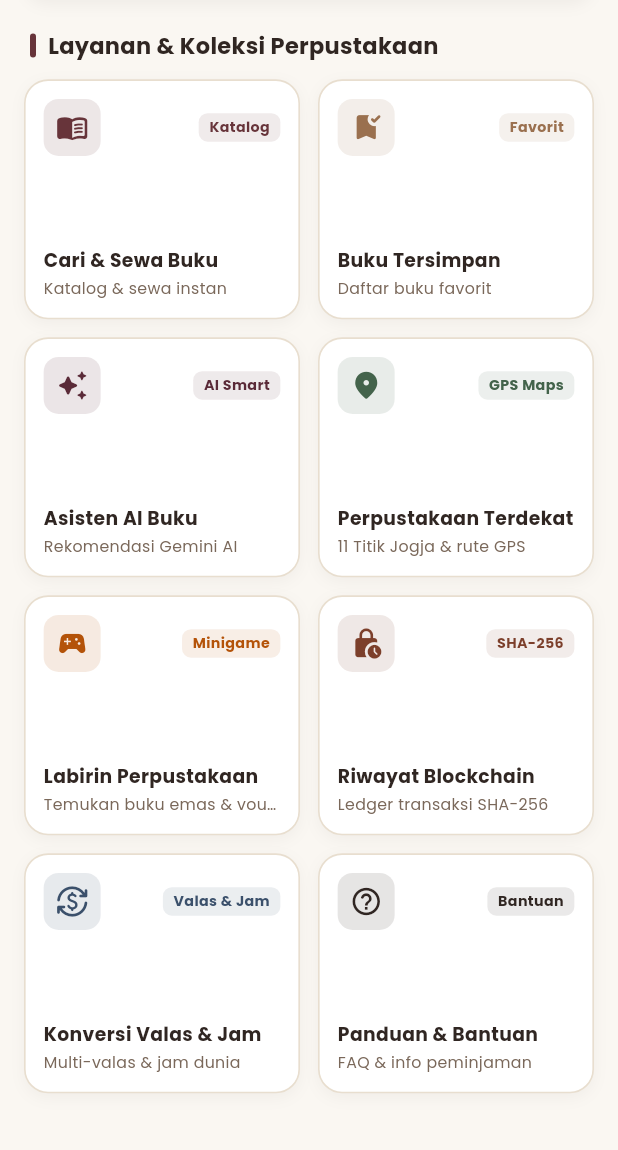
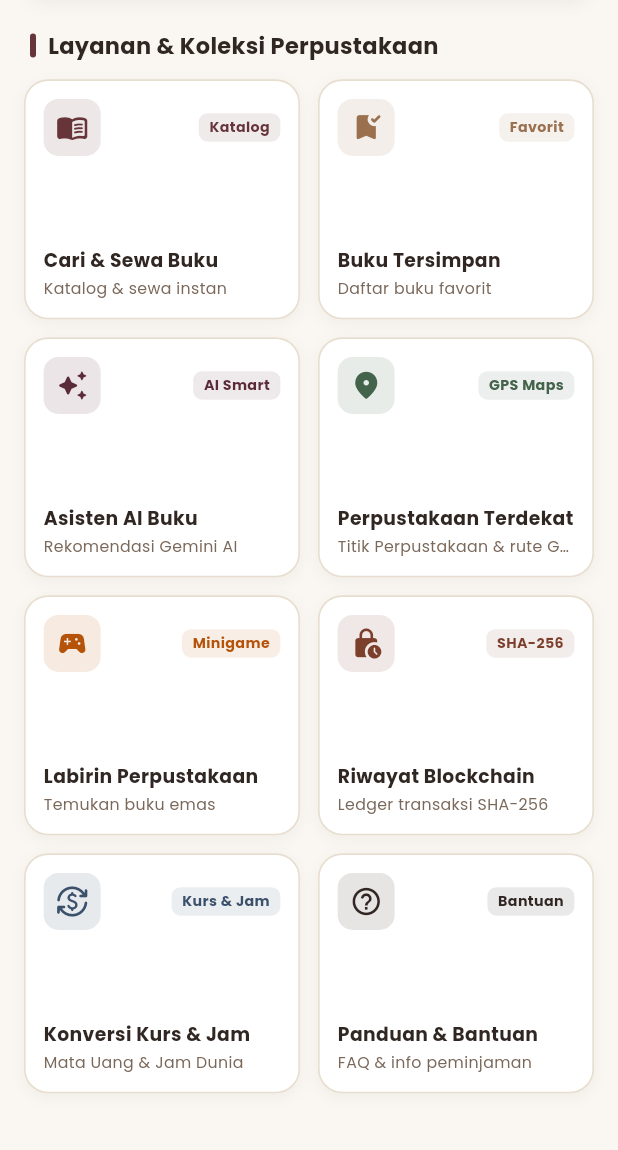
Before and after one commit to karinarinv/TA-Mobile-Teori, a Flutter app: the MenuPage screen opened directly, scrolled down 279 dp, on a phone screen of 412 x 824 dp, the part 86-1236 px from its top. Run offline on Flutter 3.47's test engine with Material 3 defaults, Android fonts, the phone set to English and light mode, and no system bars; our stand-ins replace flutter_local_notifications, flutter_map, geolocator, google_fonts, image_picker, latlong2 and 5 more; accounts and stored records are empty; network calls fail.

Commit message:
delete comments

```diff
--- a/lib/constants/app_colors.dart
+++ b/lib/constants/app_colors.dart
@@ -1,20 +1,20 @@
 import 'package:flutter/material.dart';
 
-/// Palet Warna Resmi RentBook ("Old Library")
+/// Palet Warna
 class AppColors {
-  // Palet Dasar dari Gambar Referensi Pengguna
-  static const Color walnut = Color(0xFF302622);    // #302622: Cokelat walnut dalam, solid, elegan
-  static const Color oxblood = Color(0xFF67343A);   // #67343A: Merah marun/burgundy anggur mewah (WARNA PRIMER!)
-  static const Color tobacco = Color(0xFF9A704F);   // #9A704F: Cokelat tembakau hangat / aksen kulit
-  static const Color agedPaper = Color(0xFFD4BE9D); // #D4BE9D: Kertas buku kuno
-  static const Color parchment = Color(0xFFEDE2CF); // #EDE2CF: Krim gading bersih cerah
+  // Palet Dasar
+  static const Color walnut = Color(0xFF302622);    // #302622: Cokelat walnut
+  static const Color oxblood = Color(0xFF67343A);   // #67343A: Merah marun/burgundy (WARNA PRIMER!)
+  static const Color tobacco = Color(0xFF9A704F);   // #9A704F: Cokelat muda
+  static const Color agedPaper = Color(0xFFD4BE9D); // #D4BE9D: Krem tua
+  static const Color parchment = Color(0xFFEDE2CF); // #EDE2CF: Krim cerah
 
-  // Turunan UI agar bersih, kontras, dan tidak membuat sakit mata
-  static const Color background = Color(0xFFFAF7F2); // Latar belakang sangat lembut dan bersih
-  static const Color surface = Colors.white;         // Kartu putih bersih
-  static const Color oxbloodLight = Color(0xFFF7EDED);// Tint merah marun sangat muda untuk badge/chip
-  static const Color tobaccoLight = Color(0xFFF7F2EB);// Tint tembakau muda
-  static const Color border = Color(0xFFEADBCE);      // Garis batas kartu & input
-  static const Color textPrimary = Color(0xFF261D1A); // Teks gelap pekat mudah dibaca
-  static const Color textSecondary = Color(0xFF6B564A);// Teks sekunder
+  // Turunan UI
+  static const Color background = Color(0xFFFAF7F2);
+  static const Color surface = Colors.white;
+  static const Color oxbloodLight = Color(0xFFF7EDED);
+  static const Color tobaccoLight = Color(0xFFF7F2EB);
+  static const Color border = Color(0xFFEADBCE);
+  static const Color textPrimary = Color(0xFF261D1A);
+  static const Color textSecondary = Color(0xFF6B564A);
 }
--- a/lib/screens/ai_page.dart
+++ b/lib/screens/ai_page.dart
@@ -191,7 +191,7 @@ class _AiPageState extends State<AiPage> {
                           ),
                           const SizedBox(height: 6),
                           Text(
-                            'Bingung mau baca buku apa? Pilih saran cepat di bawah atau ketik langsung permintaan Anda:',
+                            'Bingung mau baca buku apa? Pilih saran cepat di bawah atau ketik langsung permintaan Anda',
                             style: TextStyle(fontSize: 13, color: Colors.grey[600]),
                             textAlign: TextAlign.center,
                           ),
--- a/lib/screens/book_detail_page.dart
+++ b/lib/screens/book_detail_page.dart
@@ -72,7 +72,7 @@ class _BookDetailPageState extends State<BookDetailPage> {
 
   @override
   Widget build(BuildContext context) {
-    // Penanganan null-safety yang sangat aman untuk semua nilai
+    // Penanganan null-safety
     final book = widget.book;
     final title = book['title']?.toString() ?? 'Tanpa Judul';
     final authors = book['authors']?.toString() ?? 'Penulis tidak diketahui';
--- a/lib/screens/books_page.dart
+++ b/lib/screens/books_page.dart
@@ -68,7 +68,7 @@ class _BooksPageState extends State<BooksPage> {
     return s.replaceAllMapped(RegExp(r'\B(?=(\d{3})+(?!\d))'), (match) => '.');
   }
 
-  // Membersihkan tag HTML bawaan Google Books (<p>, <b>, <i>, dll)
+  // Membersihkan tag HTML bawaan Google Books
   String _cleanHtml(String htmlString) {
     RegExp exp = RegExp(r"<[^>]*>", multiLine: true, caseSensitive: true);
     return htmlString.replaceAll(exp, '').trim();
@@ -253,7 +253,7 @@ class _BooksPageState extends State<BooksPage> {
             Text('Katalog Buku RentBook', style: TextStyle(fontSize: 18)),
             Text(
               'Goyang HP untuk rekomendasi acak',
-              style: TextStyle(fontSize: 12, fontWeight: FontWeight.normal),
+              style: TextStyle(fontSize: 11, fontWeight: FontWeight.normal),
             ),
           ],
         ),
--- a/lib/screens/map_page.dart
+++ b/lib/screens/map_page.dart
@@ -523,7 +523,7 @@ class _MapPageState extends State<MapPage> {
 
     return Scaffold(
       appBar: AppBar(
-        title: Text('Perpustakaan Jogja (${sortedLibs.length})'),
+        title: Text('Perpustakaan Terdekat'),
         actions: [
           IconButton(
             icon: const Icon(Icons.refresh),
@@ -758,7 +758,7 @@ class _MapPageState extends State<MapPage> {
             ),
           ),
 
-          // Slider Kartu Perpustakaan di Bawah
+          // Slider card Perpustakaan
           Positioned(
             left: 0,
             right: 0,
--- a/lib/screens/menu_page.dart
+++ b/lib/screens/menu_page.dart
@@ -20,14 +20,14 @@ class MenuPage extends StatefulWidget {
 class _MenuPageState extends State<MenuPage> {
   String _user = 'Pembaca';
 
-  // Palet Warna Old Library
+  // Palet Warna
   static const Color _cWalnut = Color(0xFF302622);
   static const Color _cOxblood = Color(0xFF67343A);
   static const Color _cTobacco = Color(0xFF9A704F);
   static const Color _cAgedPaper = Color(0xFFD4BE9D);
   static const Color _cParchment = Color(0xFFEDE2CF);
-  static const Color _cBgWarm = Color(0xFFFAF7F2); // Bersih, cerah, ramah di mata
-  static const Color _cCardBg = Colors.white; // Kartu putih bersih berkontras tajam
+  static const Color _cBgWarm = Color(0xFFFAF7F2);
+  static const Color _cCardBg = Colors.white;
 
   @override
   void initState() {
@@ -80,19 +80,19 @@ class _MenuPageState extends State<MenuPage> {
             mainAxisSize: MainAxisSize.min,
             children: [
               Text(
-                '📖 Cara Sewa Buku:',
+                'Cara Sewa Buku:',
                 style: GoogleFonts.poppins(fontWeight: FontWeight.bold, color: _cOxblood, fontSize: 13),
               ),
               const SizedBox(height: 4),
               Text(
-                '1. Buka menu "Cari & Sewa Buku" atau goyangkan HP untuk rekomendasi acak.\n'
+                '1. Buka menu "Cari & Sewa Buku" lalu ketik buku yang ingin dicari atau goyangkan HP untuk rekomendasi acak.\n'
                 '2. Pilih buku yang diinginkan lalu ketuk "Sewa Sekarang".\n'
                 '3. Tentukan durasi pinjam dan metode pembayaran.',
                 style: GoogleFonts.poppins(fontSize: 12, color: _cWalnut.withValues(alpha: 0.85), height: 1.4),
               ),
               const SizedBox(height: 12),
               Text(
-                '🔒 Transparansi Blockchain:',
+                'Transparansi Blockchain:',
                 style: GoogleFonts.poppins(fontWeight: FontWeight.bold, color: _cOxblood, fontSize: 13),
               ),
               const SizedBox(height: 4),
@@ -102,7 +102,7 @@ class _MenuPageState extends State<MenuPage> {
               ),
               const SizedBox(height: 12),
               Text(
-                '🎁 Voucher Diskon:',
+                'Voucher Diskon:',
                 style: GoogleFonts.poppins(fontWeight: FontWeight.bold, color: _cOxblood, fontSize: 13),
               ),
               const SizedBox(height: 4),
@@ -122,7 +122,7 @@ class _MenuPageState extends State<MenuPage> {
             ),
             onPressed: () => Navigator.pop(ctx),
             child: Text(
-              'Mengerti',
+              'Tutup',
               style: GoogleFonts.poppins(fontWeight: FontWeight.w600, fontSize: 13),
             ),
           ),
@@ -151,14 +151,14 @@ class _MenuPageState extends State<MenuPage> {
 
     final todayStr = _formatToday();
 
-    // 8 Menu Terstruktur dengan Palet Warna Perpustakaan Klasik (Harmonis & Nyaman di Mata)
+    // 8 Menu
     final items = [
       _MenuItem(
         title: 'Cari & Sewa Buku',
         subtitle: 'Katalog & sewa instan',
         badge: 'Katalog',
         icon: Icons.menu_book_rounded,
-        color: const Color(0xFF67343A), // Oxblood
+        color: const Color(0xFF67343A),
         onTap: () => go(const BooksPage()),
       ),
       _MenuItem(
@@ -166,7 +166,7 @@ class _MenuPageState extends State<MenuPage> {
         subtitle: 'Daftar buku favorit',
         badge: 'Favorit',
         icon: Icons.bookmark_added_rounded,
-        color: const Color(0xFF9A704F), // Tobacco
+        color: const Color(0xFF9A704F),
         onTap: () => go(const SavedBooksPage()),
       ),
       _MenuItem(
@@ -174,23 +174,23 @@ class _MenuPageState extends State<MenuPage> {
         subtitle: 'Rekomendasi Gemini AI',
         badge: 'AI Smart',
         icon: Icons.auto_awesome_rounded,
-        color: const Color(0xFF5A2A38), // Deep Wine
+        color: const Color(0xFF5A2A38),
         onTap: () => go(const AiPage()),
       ),
       _MenuItem(
         title: 'Perpustakaan Terdekat',
-        subtitle: '11 Titik Jogja & rute GPS',
+        subtitle: 'Titik Perpustakaan & rute GPS',
         badge: 'GPS Maps',
         icon: Icons.location_on_rounded,
-        color: const Color(0xFF43634B), // Vintage Forest / Banker's Lamp
+        color: const Color(0xFF43634B),
         onTap: () => go(const MapPage()),
       ),
       _MenuItem(
         title: 'Labirin Perpustakaan',
-        subtitle: 'Temukan buku emas & voucher',
+        subtitle: 'Temukan buku emas',
         badge: 'Minigame',
         icon: Icons.sports_esports_rounded,
-        color: const Color(0xFFB45309), // Amber Emas Kuno
+        color: const Color(0xFFB45309),
         onTap: () => go(const GamePage()),
       ),
       _MenuItem(
@@ -198,15 +198,15 @@ class _MenuPageState extends State<MenuPage> {
         subtitle: 'Ledger transaksi SHA-256',
         badge: 'SHA-256',
         icon: Icons.lock_clock_rounded,
-        color: const Color(0xFF7C3F2B), // Cedar / Terracotta
+        color: const Color(0xFF7C3F2B),
         onTap: () => go(const BlockchainPage()),
       ),
       _MenuItem(
-        title: 'Konversi Valas & Jam',
-        subtitle: 'Multi-valas & jam dunia',
-        badge: 'Valas & Jam',
+        title: 'Konversi Kurs & Jam',
+        subtitle: 'Mata Uang & Jam Dunia',
+        badge: 'Kurs & Jam',
         icon: Icons.currency_exchange_rounded,
-        color: const Color(0xFF3B506B), // Deep Library Slate
+        color: const Color(0xFF3B506B),
         onTap: () => go(const ConverterPage()),
       ),
       _MenuItem(
@@ -214,7 +214,7 @@ class _MenuPageState extends State<MenuPage> {
         subtitle: 'FAQ & info peminjaman',
         badge: 'Bantuan',
         icon: Icons.help_outline_rounded,
-        color: const Color(0xFF302622), // Walnut Wood
+        color: const Color(0xFF302622),
         onTap: _showHelpDialog,
       ),
     ];
@@ -263,7 +263,6 @@ class _MenuPageState extends State<MenuPage> {
       body: ListView(
         padding: const EdgeInsets.symmetric(horizontal: 16, vertical: 14),
         children: [
-          // Banner Ucapan Hangat & Homey (Khas Perpustakaan Klasik)
           Container(
             padding: const EdgeInsets.all(20),
             decoration: BoxDecoration(
@@ -361,7 +360,6 @@ class _MenuPageState extends State<MenuPage> {
           ),
           const SizedBox(height: 16),
 
-          // Banner Asisten AI Buku (Parchment Tone, Hangat & Tidak Menyilaukan)
           Material(
             color: Colors.transparent,
             child: InkWell(
@@ -434,7 +432,6 @@ class _MenuPageState extends State<MenuPage> {
           ),
           const SizedBox(height: 20),
 
-          // Judul Seksi Menu
           Padding(
             padding: const EdgeInsets.only(left: 4, bottom: 12),
             child: Row(
@@ -461,7 +458,6 @@ class _MenuPageState extends State<MenuPage> {
             ),
           ),
 
-          // 8-Card Grid Layout (Simetris 2 kolom, Homey & Nyaman di Mata)
           GridView.builder(
             shrinkWrap: true,
             physics: const NeverScrollableScrollPhysics(),
--- a/lib/screens/profile_page.dart
+++ b/lib/screens/profile_page.dart
@@ -164,7 +164,6 @@ class _ProfilePageState extends State<ProfilePage> {
                 padding: const EdgeInsets.symmetric(horizontal: 20, vertical: 20),
                 child: Column(
                   children: [
-                    // Avatar dengan Camera Badge
                     Center(
                       child: Stack(
                         children: [
@@ -350,7 +349,7 @@ class _ProfilePageState extends State<ProfilePage> {
                     ),
                     const SizedBox(height: 20),
 
-                    // Tombol Logout Khusus
+                    // Tombol Logout
                     SizedBox(
                       width: double.infinity,
                       child: OutlinedButton.icon(
@@ -362,7 +361,7 @@ class _ProfilePageState extends State<ProfilePage> {
                         ),
                         onPressed: _logout,
                         icon: const Icon(Icons.logout, size: 18),
-                        label: const Text('Keluar dari Akun', style: TextStyle(fontWeight: FontWeight.bold)),
+                        label: const Text('Logout', style: TextStyle(fontWeight: FontWeight.bold)),
                       ),
                     ),
                     const SizedBox(height: 18),
--- a/lib/services/blockchain_service.dart
+++ b/lib/services/blockchain_service.dart
@@ -3,7 +3,6 @@ import 'package:crypto/crypto.dart';
 import 'db_helper.dart';
 import 'cloud_service.dart';
 
-/// Blockchain sederhana: tiap transaksi menyimpan hash blok sebelumnya.
 class BlockchainService {
   static String _calc(Object? data, Object? prev, Object? ts) =>
       sha256.convert(utf8.encode('$data|$prev|$ts')).toString();
@@ -18,11 +17,9 @@ class BlockchainService {
     await CloudService.insert('ledger', row); // sinkron ke online
   }
 
-  /// Semua blok, terbaru di atas.
   static Future<List<Map<String, Object?>>> all() async =>
       (await DbHelper.db).query('ledger', orderBy: 'id DESC');
 
-  /// Cek rantai (urutan lama ke baru).
   static bool verifyRows(List<Map<String, Object?>> rows) {
     var prev = '0';
     for (final r in rows) {
--- a/lib/widgets/rental_bottom_sheet.dart
+++ b/lib/widgets/rental_bottom_sheet.dart
@@ -34,7 +34,6 @@ class _RentalBottomSheetState extends State<RentalBottomSheet> {
   bool _isVoucherValid = false;
 
   final List<String> _paymentOptions = [
-    'Saldo RentBook',
     'QRIS (GoPay/OVO/Dana)',
     'Transfer Virtual Account',
     'Bayar Tunai',
@@ -322,7 +321,6 @@ class _RentalBottomSheetState extends State<RentalBottomSheet> {
                   value: _paymentMethod,
                   items: _paymentOptions.map((opt) {
                     IconData icon = Icons.payment;
-                    if (opt.contains('Saldo')) icon = Icons.account_balance_wallet;
                     if (opt.contains('QRIS')) icon = Icons.qr_code_2;
                     if (opt.contains('Transfer')) icon = Icons.account_balance;
                     if (opt.contains('Tunai')) icon = Icons.storefront;
@@ -346,7 +344,7 @@ class _RentalBottomSheetState extends State<RentalBottomSheet> {
             ),
             const SizedBox(height: 16),
 
-            // Voucher Diskon (Hadiah Labirin Buku)
+            // Voucher Diskon
             Row(
               children: [
                 Icon(Icons.card_giftcard_rounded, size: 18, color: Colors.amber.shade800),
@@ -402,7 +400,7 @@ class _RentalBottomSheetState extends State<RentalBottomSheet> {
                       textCapitalization: TextCapitalization.characters,
                       style: const TextStyle(fontSize: 13, fontWeight: FontWeight.bold, letterSpacing: 1),
                       decoration: InputDecoration(
-                        hintText: 'Contoh: DISKON10',
+                        hintText: 'Kode Voucher',
                         hintStyle: TextStyle(fontSize: 12, color: Colors.grey.shade400, letterSpacing: 0),
                         contentPadding: const EdgeInsets.symmetric(horizontal: 12, vertical: 10),
                         border: OutlineInputBorder(borderRadius: BorderRadius.circular(10)),
```
Also changed, not shown: lib/screens/converter_page.dart (+8 -8 lines), lib/screens/login_page.dart (+2 -31 lines), 1 other file.
